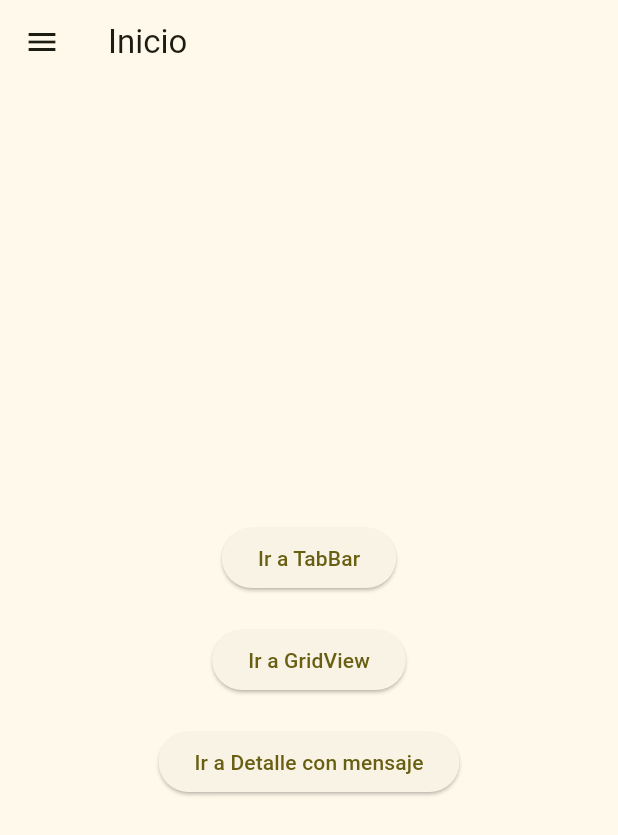
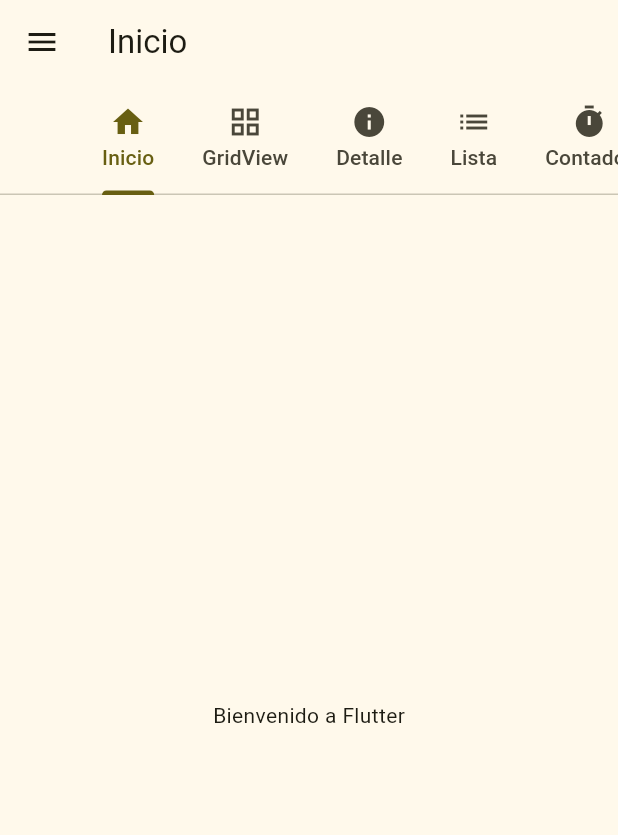
Before and after one commit to Cristhian-Cruz/Flutter_dev, a Flutter app: the screen it shows after launch, on a phone screen of 412 x 824 dp. Shown: the top 835 px of the screen. Run offline on Flutter 3.47's test engine with Material 3 defaults, Android fonts, the phone set to English and light mode, and no system bars; our stand-ins replace go_router.

Commit message:
Implementación de pantallas con Future, Timer e Isolate para simular carga, contador y tarea pesada

```diff
--- a/Taller_Flutter/lib/main.dart
+++ b/Taller_Flutter/lib/main.dart
@@ -3,75 +3,99 @@ import 'package:go_router/go_router.dart';
 import 'router.dart';
 
 void main() {
-  // Función principal que inicia la aplicación
-  runApp(const MyApp()); // Llama a la clase MyApp
+  runApp(const MyApp());
 }
 
 class MyApp extends StatelessWidget {
-  // Clase principal de la aplicación
-  // Constructor de la clase MyApp
   const MyApp({super.key});
 
-  // This widget is the root of your application.
-  @override // Método que construye el widget
+  @override
   Widget build(BuildContext context) {
-    // Método build que devuelve el widget
-    // Devolvemos el MaterialApp.router con la configuración del router
     return MaterialApp.router(
-      title: 'Flutter Dev', // Título de la aplicación
-      routerConfig: router, // Aquí asignamos el router a la aplicación
+      title: 'Flutter Dev',
+      routerConfig: router,
       theme: ThemeData(
-        // Tema de la aplicación
-        colorScheme: ColorScheme.fromSeed(
-          seedColor: Colors.yellow,
-        ), // ColorScheme que define los colores de la aplicación
-        textTheme: TextTheme(
+        colorScheme: ColorScheme.fromSeed(seedColor: Colors.yellow),
+        textTheme: const TextTheme(
           headlineSmall: TextStyle(fontSize: 12),
           headlineMedium: TextStyle(fontSize: 24),
         ),
       ),
-      //home: const MyHomePage(title: 'Flutter Demo Home Page'),
     );
   }
 }
 
-/// Esta clase representa la pantalla principal de la aplicación
 class MyHomePage extends StatefulWidget {
-  const MyHomePage({
-    super.key,
-    required this.title,
-  }); // Constructor de la clase MyHomePage
-  final String title;
+  const MyHomePage({super.key, required this.title});
+  final String title; // Widget hijo que se pasará al constructor
 
   @override
-  State<MyHomePage> createState() => _MyHomePageState(); // Método que crea el estado de la clase MyHomePage
+  State<MyHomePage> createState() => _MyHomePageState();
 }
 
 class _MyHomePageState extends State<MyHomePage> {
-  // Este método se llama una sola vez cuando el widget es creado.
-  @override
-  void initState() {
-    super.initState();
-    // Imprimimos en consola para evidenciar que se ha ejecutado initState
-    print("initState() ejecutado");
+  int _selectedIndex = 0; // Índice actual de la pestaña
+
+  final List<String> _routes = [
+    '/',
+    '/gridview',
+    '/tabbar',
+    '/detail/Hola%20desde%20TabBar',
+    '/listview',
+    '/contador',
+    '/tarea_pesada',
+  ];
+
+  void _onTabTapped(int index) {
+    setState(() {
+      _selectedIndex = index;
+    });
+    GoRouter.of(context).go(_routes[index]);
   }
 
-  // Este método se llama cuando las dependencias del widget cambian.
-  @override
-  void didChangeDependencies() {
-    super.didChangeDependencies();
-    // Imprimimos en consola para evidenciar que se ha ejecutado didChangeDependencies
-    print("didChangeDependencies() ejecutado");
-  }
-
-  // Este método es responsable de construir la interfaz de usuario.
   @override
   Widget build(BuildContext context) {
-    // Imprimimos en consola cada vez que el widget necesita ser reconstruido.
-    print("build() ejecutado");
-
-    return Scaffold(
-      appBar: AppBar(title: Text(widget.title)),
+    return WillPopScope(
+      onWillPop: () async {
+        if (_selectedIndex > 0) {
+          setState(() {
+            _selectedIndex = 0;
+          });
+          GoRouter.of(context).go('/');
+          return false; // Evita que la app se cierre
+        }
+        return true; // Permite salir si está en la página de inicio
+      },
+      child: DefaultTabController(
+        length: 6,
+        child: Scaffold(
+          appBar: AppBar(
+            title: Text(widget.title),
+            leading:
+                _selectedIndex > 0
+                    ? IconButton(
+                      icon: const Icon(Icons.arrow_back),
+                      onPressed: () {
+                        setState(() {
+                          _selectedIndex = 0;
+                        });
+                        GoRouter.of(context).go('/');
+                      },
+                    )
+                    : null,
+            bottom: TabBar(
+              isScrollable: true,
+              onTap: _onTabTapped,
+              tabs: const [
+                Tab(icon: Icon(Icons.home), text: 'Inicio'),
+                Tab(icon: Icon(Icons.grid_view), text: 'GridView'),
+                Tab(icon: Icon(Icons.info), text: 'Detalle'),
+                Tab(icon: Icon(Icons.list), text: 'Lista'),
+                Tab(icon: Icon(Icons.timer), text: 'Contador'),
+                Tab(icon: Icon(Icons.work), text: 'Tarea Pesada'),
+              ],
+            ),
+          ),
           drawer: Drawer(
             child: ListView(
               padding: EdgeInsets.zero,
@@ -83,92 +107,32 @@ class _MyHomePageState extends State<MyHomePage> {
                     style: TextStyle(color: Colors.white, fontSize: 20),
                   ),
                 ),
-            // Elementos del Drawer para navegar entre las diferentes pantallas.
-            ListTile(
-              leading: const Icon(Icons.home),
-              title: const Text('Inicio'),
-              onTap: () {
-                GoRouter.of(context).go('/');
-              },
-            ),
-            ListTile(
-              leading: const Icon(Icons.grid_view),
-              title: const Text('GridView'),
-              onTap: () {
-                GoRouter.of(context).go('/gridview');
-              },
-            ),
-            ListTile(
-              leading: const Icon(Icons.tab),
-              title: const Text('TabBar'),
-              onTap: () {
-                GoRouter.of(context).go('/tabbar');
-              },
-            ),
-            ListTile(
-              leading: const Icon(Icons.info),
-              title: const Text('Detalle con mensaje'),
-              onTap: () {
-                String mensaje = "Hola desde el Drawer";
-                GoRouter.of(context).go('/detail/$mensaje');
-              },
-            ),
+                _crearItemDrawer(Icons.home, 'Inicio', 0),
+                _crearItemDrawer(Icons.grid_view, 'GridView', 1),
+                _crearItemDrawer(Icons.info, 'Detalle con mensaje', 2),
+                _crearItemDrawer(Icons.list, 'Lista de nombres', 3),
+                _crearItemDrawer(Icons.timer, 'Contador', 4),
+                _crearItemDrawer(Icons.work, 'Tarea Pesada', 5),
               ],
             ),
           ),
-      body: Center(
-        child: Column(
-          mainAxisAlignment: MainAxisAlignment.center,
-          children: [
-            // Botón para navegar hacia la pantalla TabBar.
-            ElevatedButton(
-              onPressed: () {
-                GoRouter.of(context).go('/tabbar');
-                // Imprimimos que se ha presionado el botón
-                print("Botón 'Ir a TabBar' presionado");
-              },
-              child: const Text('Ir a TabBar'),
-            ),
-            const SizedBox(height: 20),
-            // Botón para navegar hacia la pantalla GridView.
-            ElevatedButton(
-              onPressed: () {
-                GoRouter.of(context).go('/gridview');
-                // Imprimimos que se ha presionado el botón
-                print("Botón 'Ir a GridView' presionado");
-              },
-              child: const Text('Ir a GridView'),
-            ),
-            const SizedBox(height: 20),
-            // Botón para navegar hacia la pantalla de Detalles con mensaje.
-            ElevatedButton(
-              onPressed: () {
-                String mensaje = "Hola desde MyHomePage";
-                GoRouter.of(context).go('/detail/$mensaje');
-                // Imprimimos que se ha presionado el botón
-                print("Botón 'Ir a Detalle con mensaje' presionado");
-              },
-              child: const Text('Ir a Detalle con mensaje'),
-            ),
-          ],
+          body: Center(child: Text('Bienvenido a Flutter')),
         ),
       ),
     );
   }
 
-  // Este método se llama cada vez que el estado del widget cambia.
-  @override
-  void setState(VoidCallback fn) {
-    super.setState(fn);
-    // Imprimimos en consola para evidenciar que se ha ejecutado setState
-    print("setState() ejecutado");
-  }
-
-  // Este método se llama cuando el widget se destruye o se elimina.
-  @override
-  void dispose() {
-    // Imprimimos en consola para evidenciar que se ha ejecutado dispose
-    print("dispose() ejecutado");
-    super.dispose();
+  Widget _crearItemDrawer(IconData icon, String title, int index) {
+    return ListTile(
+      leading: Icon(icon),
+      title: Text(title),
+      onTap: () {
+        setState(() {
+          _selectedIndex = index;
+        });
+        GoRouter.of(context).go(_routes[index]);
+        Navigator.pop(context);
+      },
+    );
   }
 }
--- a/Taller_Flutter/lib/router.dart
+++ b/Taller_Flutter/lib/router.dart
@@ -3,6 +3,9 @@ import 'package:widgets/main.dart';
 import 'package:widgets/screens/tabbar_screen.dart';
 import 'screens/gridview_screen.dart';
 import 'screens/detail_screen.dart';
+import 'screens/list_view_screen.dart';
+import 'screens/counter_screen.dart';
+import 'screens/tarea_pesada_screen.dart';
 
 final GoRouter router = GoRouter(
   initialLocation: '/',
@@ -10,7 +13,7 @@ final GoRouter router = GoRouter(
     // Ruta de la página principal
     GoRoute(
       path: '/',
-      builder: (context, state) => const MyHomePage(title: 'Inicio'),
+      builder: (context, state) => MyHomePage(title: 'Inicio'),
     ),
     // Ruta para la pantalla TabBar
     GoRoute(path: '/tabbar', builder: (context, state) => const TabBarScreen()),
@@ -34,5 +37,20 @@ final GoRouter router = GoRouter(
         ); // Pantalla de detalles que recibe el mensaje
       },
     ),
+    // Ruta para la lista de estudiantes
+    GoRoute(
+      path: '/listview',
+      builder:
+          (context, state) =>
+              const ListViewScreen(), // Pantalla donde se muestra la lista de estudiantes
+    ),
+    GoRoute(
+      path: '/contador',
+      builder: (context, state) => const CounterScreen(),
+    ),
+    GoRoute(
+      path: '/tarea_pesada',
+      builder: (context, state) => const TareaPesadaScreen(),
+    ),
   ],
 );
```
Also changed, not shown: Taller_Flutter/lib/screens/counter_screen.dart (added, +96 -0 lines), Taller_Flutter/lib/screens/detail_screen.dart (+14 -2 lines), Taller_Flutter/lib/screens/gridview_screen.dart (+15 -1 lines), Taller_Flutter/lib/screens/list_view_screen.dart (added, +63 -0 lines), Taller_Flutter/lib/screens/students_list.dart (added, +63 -0 lines), Taller_Flutter/lib/screens/tabbar_screen.dart (+15 -1 lines), Taller_Flutter/lib/screens/tarea_pesada_screen.dart (added, +106 -0 lines), Taller_Flutter/lib/widget/globlal_drawer_view.dart (added, +73 -0 lines), 1 other file. Lines whose indentation alone changed are shown as unchanged.
